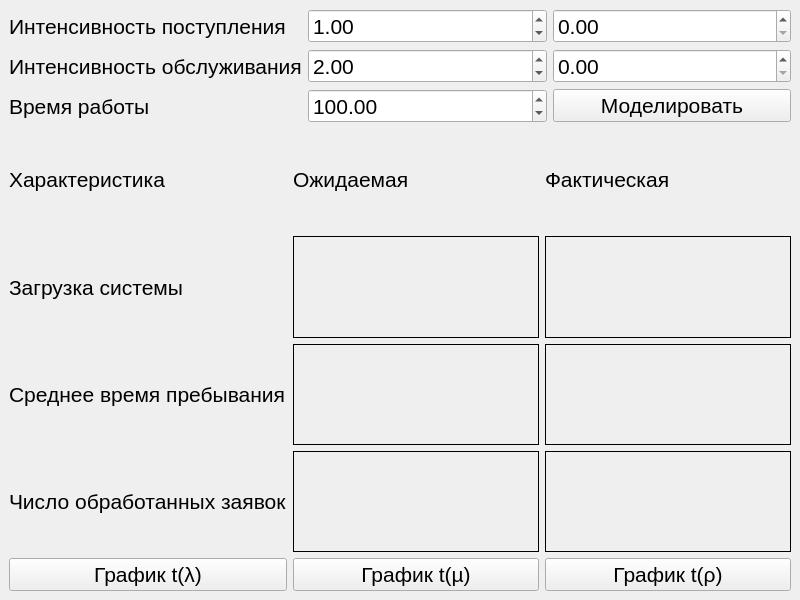
Old version of the form lab_01/ui/mainwindow.ui in the repository LoaDeadd81/BMSTU-PE.
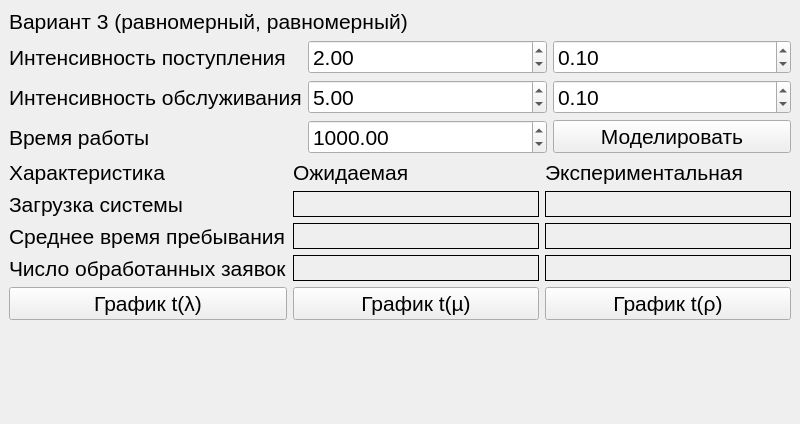
New version of the form.

Patch:
```diff
--- a/lab_01/ui/mainwindow.ui
+++ b/lab_01/ui/mainwindow.ui
@@ -7,7 +7,7 @@
     <x>0</x>
     <y>0</y>
     <width>800</width>
-    <height>600</height>
+    <height>424</height>
    </rect>
   </property>
   <property name="sizePolicy">
@@ -21,6 +21,24 @@
   </property>
   <widget class="QWidget" name="centralwidget">
    <layout class="QVBoxLayout" name="verticalLayout">
+    <item>
+     <widget class="QLabel" name="label_8">
+      <property name="sizePolicy">
+       <sizepolicy hsizetype="Preferred" vsizetype="Minimum">
+        <horstretch>0</horstretch>
+        <verstretch>0</verstretch>
+       </sizepolicy>
+      </property>
+      <property name="font">
+       <font>
+        <pointsize>16</pointsize>
+       </font>
+      </property>
+      <property name="text">
+       <string>Вариант 3 (равномерный, равномерный)</string>
+      </property>
+     </widget>
+    </item>
     <item>
      <layout class="QGridLayout" name="gridLayout">
       <property name="sizeConstraint">
@@ -37,7 +55,7 @@
          <double>9999999.000000000000000</double>
         </property>
         <property name="value">
-         <double>2.000000000000000</double>
+         <double>5.000000000000000</double>
         </property>
        </widget>
       </item>
@@ -64,7 +82,7 @@
          <double>9999999.000000000000000</double>
         </property>
         <property name="value">
-         <double>100.000000000000000</double>
+         <double>1000.000000000000000</double>
         </property>
        </widget>
       </item>
@@ -103,7 +121,7 @@
          <double>9999999.000000000000000</double>
         </property>
         <property name="value">
-         <double>1.000000000000000</double>
+         <double>2.000000000000000</double>
         </property>
        </widget>
       </item>
@@ -121,7 +139,7 @@
          <double>0.100000000000000</double>
         </property>
         <property name="value">
-         <double>0.000000000000000</double>
+         <double>0.100000000000000</double>
         </property>
        </widget>
       </item>
@@ -139,7 +157,7 @@
          <double>0.100000000000000</double>
         </property>
         <property name="value">
-         <double>0.000000000000000</double>
+         <double>0.100000000000000</double>
         </property>
        </widget>
       </item>
@@ -209,7 +227,7 @@
          </font>
         </property>
         <property name="text">
-         <string>Фактическая</string>
+         <string>Экспериментальная</string>
         </property>
        </widget>
       </item>
@@ -362,6 +380,19 @@
       </item>
      </layout>
     </item>
+    <item>
+     <spacer name="verticalSpacer">
+      <property name="orientation">
+       <enum>Qt::Vertical</enum>
+      </property>
+      <property name="sizeHint" stdset="0">
+       <size>
+        <width>20</width>
+        <height>40</height>
+       </size>
+      </property>
+     </spacer>
+    </item>
    </layout>
   </widget>
  </widget>
```
Left out of the diff: 2 changed lines with no effect on the pictures.
